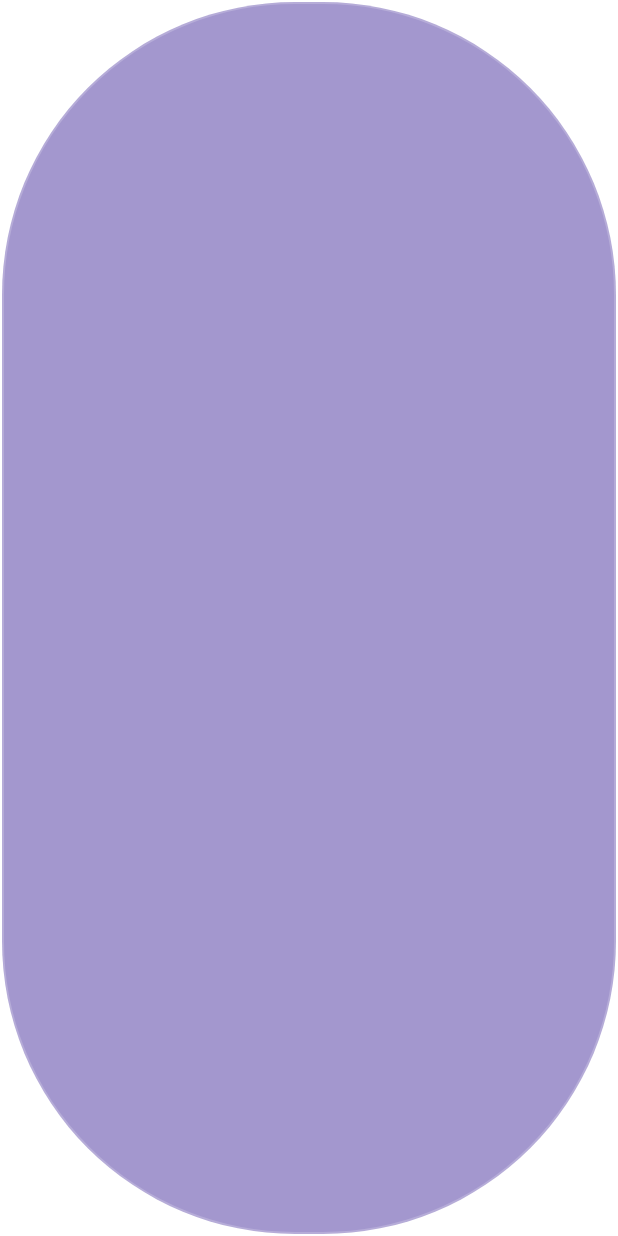
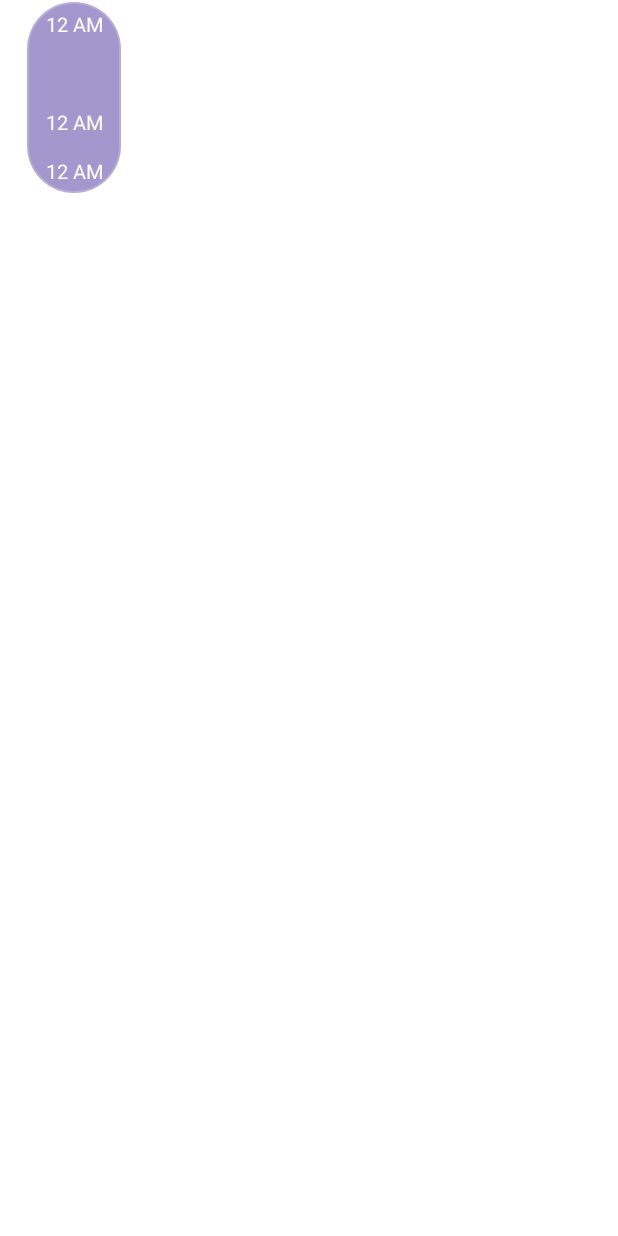
Before and after one commit to Vikviita/Android_Portfolio, an Android app: the layout wheather.xml on its own in the app's theme, with its tools: preview values and no code run, on a phone screen of 412 x 824 dp. Run offline under Robolectric (Android 15) with nearby library versions, the phone set to English and light mode, and no system bars.

Commit message:
recyclerView ready

```diff
--- a/WheatherApp/app/build.gradle
+++ b/WheatherApp/app/build.gradle
@@ -41,12 +41,16 @@ dependencies {
     implementation 'androidx.appcompat:appcompat:1.6.0'
     implementation 'com.google.android.material:material:1.8.0'
     implementation 'androidx.constraintlayout:constraintlayout:2.1.4'
+
     testImplementation 'junit:junit:4.13.2'
     androidTestImplementation 'androidx.test.ext:junit:1.1.5'
     androidTestImplementation 'androidx.test.espresso:espresso-core:3.5.1'
 
 
-    //MINE
+    //custom
     implementation 'com.intuit.sdp:sdp-android:1.1.0'
     implementation 'com.intuit.ssp:ssp-android:1.1.0'
+    // retrofit
+    implementation 'com.squareup.retrofit2:retrofit:2.1.0'
+    implementation 'com.squareup.retrofit2:converter-gson:2.1.0'
 }
--- a/WheatherApp/app/src/main/AndroidManifest.xml
+++ b/WheatherApp/app/src/main/AndroidManifest.xml
@@ -10,6 +10,7 @@
         android:label="@string/app_name"
         android:supportsRtl="true"
         android:theme="@style/Theme.WheatheAPP"
+        android:name=".App"
         tools:targetApi="31">
         <activity
             android:name=".MainActivity"
--- /dev/null
+++ b/WheatherApp/app/src/main/res/drawable/baseline_ac_unit_24.xml
@@ -0,0 +1,5 @@
+<vector android:height="24dp" android:tint="#FFFFFF"
+    android:viewportHeight="24" android:viewportWidth="24"
+    android:width="24dp" xmlns:android="http://schemas.android.com/apk/res/android">
+    <path android:fillColor="@android:color/white" android:pathData="M22,11h-4.17l3.24,-3.24 -1.41,-1.42L15,11h-2V9l4.66,-4.66 -1.42,-1.41L13,6.17V2h-2v4.17L7.76,2.93 6.34,4.34 11,9v2H9L4.34,6.34 2.93,7.76 6.17,11H2v2h4.17l-3.24,3.24 1.41,1.42L9,13h2v2l-4.66,4.66 1.42,1.41L11,17.83V22h2v-4.17l3.24,3.24 1.42,-1.41L13,15v-2h2l4.66,4.66 1.41,-1.42L17.83,13H22z"/>
+</vector>
--- a/WheatherApp/app/src/main/res/layout/wheather.xml
+++ b/WheatherApp/app/src/main/res/layout/wheather.xml
@@ -1,32 +1,51 @@
 <?xml version="1.0" encoding="utf-8"?>
+
     <LinearLayout
         xmlns:android="http://schemas.android.com/apk/res/android"
+        xmlns:app="http://schemas.android.com/apk/res-auto"
         xmlns:tools="http://schemas.android.com/tools"
-    android:layout_width="match_parent"
-    android:layout_height="match_parent"
+        android:layout_width="@dimen/_50sdp"
+        android:layout_height="@dimen/_100sdp"
+        android:background="@drawable/wheather_shape"
         android:orientation="vertical"
-    android:background="@drawable/wheather_shape"
-    >
+    android:layout_marginStart="@dimen/_13sdp"
+        app:layout_constraintStart_toStartOf="parent"
+        app:layout_constraintTop_toTopOf="parent">
 
         <TextView
+            android:id="@+id/time"
             android:layout_width="match_parent"
             android:layout_height="match_parent"
             android:layout_weight="1"
+            android:gravity="center"
+            android:textColor="@color/white"
+            android:textSize="@dimen/_10sdp"
+            tools:text="12 AM" />
 
-        tools:textColor="@color/white"
-        />
         <ImageView
+            android:id="@+id/WhImage"
+            android:layout_width="match_parent"
+            android:layout_height="match_parent"
+            android:layout_weight="1" />
+
+        <TextView
+            android:id="@+id/rainRate"
             android:layout_width="match_parent"
             android:layout_height="match_parent"
             android:layout_weight="1"
-
-        />
+            android:gravity="center"
+            android:textColor="@color/white"
+            android:textSize="@dimen/_10sdp"
+            tools:text="12 AM" />
 
         <TextView
+            android:id="@+id/temp"
             android:layout_width="match_parent"
             android:layout_height="match_parent"
             android:layout_weight="1"
-
-        />
+            android:gravity="center"
+            android:textColor="@color/white"
+            android:textSize="@dimen/_10sdp"
+            tools:text="12 AM" />
 
     </LinearLayout>
--- a/WheatherApp/app/src/main/res/values/strings.xml
+++ b/WheatherApp/app/src/main/res/values/strings.xml
@@ -2,4 +2,6 @@
     <string name="app_name">WheatheAPP</string>
     <string name="today">Today</string>
     <string name="week">Week</string>
+    <!-- TODO: Remove or change this placeholder text -->
+    <string name="hello_blank_fragment">Hello blank fragment</string>
 </resources>
--- a/WheatherApp/build.gradle
+++ b/WheatherApp/build.gradle
@@ -1,6 +1,6 @@
 // Top-level build file where you can add configuration options common to all sub-projects/modules.
 plugins {
-    id 'com.android.application' version '7.4.0' apply false
-    id 'com.android.library' version '7.4.0' apply false
-    id 'org.jetbrains.kotlin.android' version '1.7.21' apply false
+    id 'com.android.application' version '7.4.1' apply false
+    id 'com.android.library' version '7.4.1' apply false
+    id 'org.jetbrains.kotlin.android' version '1.8.10' apply false
 }
```
Also changed, not shown: WheatherApp/app/src/main/java/com/vikvita/wheatherapp/App.kt (added, +8 -0 lines), WheatherApp/app/src/main/java/com/vikvita/wheatherapp/MainActivity.kt (+16 -5 lines), WheatherApp/app/src/main/java/com/vikvita/wheatherapp/WheatherAdapter.kt (added, +36 -0 lines), WheatherApp/app/src/main/java/com/vikvita/wheatherapp/models/Wheather.kt (added, +8 -0 lines), WheatherApp/app/src/main/java/com/vikvita/wheatherapp/models/WheatherService.kt (added, +11 -0 lines), WheatherApp/app/src/main/res/layout/activity_main.xml (+9 -7 lines). Lines whose indentation alone changed are shown as unchanged.
